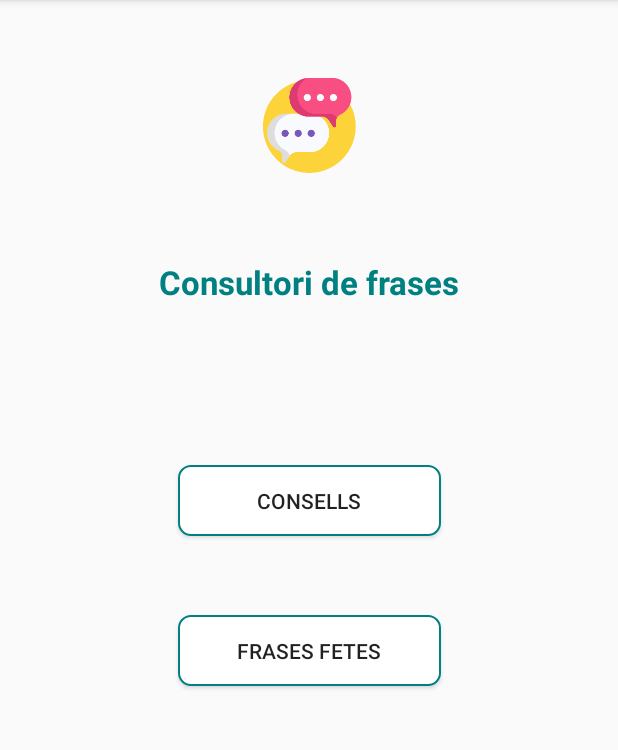
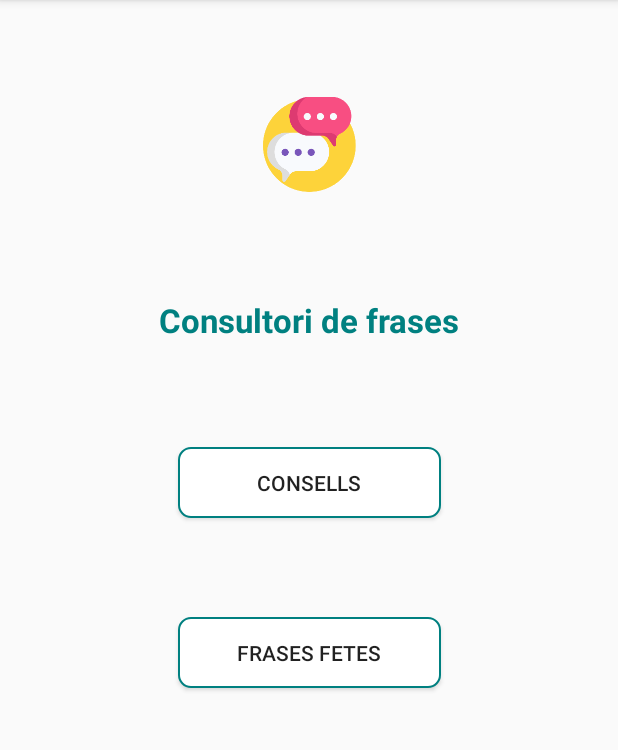
Before and after one commit to martaboteller/MyFirstApp, an Android app: the screen it shows after launch (MainActivity), on a phone screen of 412 x 824 dp, the part 84-834 px from its top. Run offline under Robolectric (Android 15) with nearby library versions, the phone set to English and light mode, and no system bars; 3 statements that could not run were skipped.

Commit message:
1 Oct 2019

```diff
--- a/app/src/main/AndroidManifest.xml
+++ b/app/src/main/AndroidManifest.xml
@@ -10,8 +10,10 @@
         android:supportsRtl="true"
         android:theme="@style/AppTheme">
         <activity android:name=".FraseDetailActivity"
-            android:parentActivityName=".MainActivity"></activity>
-        <activity android:name=".MainActivity">
+            android:parentActivityName=".MainActivity"
+            android:screenOrientation = "fullSensor"></activity>
+        <activity android:name=".MainActivity"
+            android:screenOrientation = "fullSensor">
             <intent-filter>
                 <action android:name="android.intent.action.MAIN" />
 
--- a/app/src/main/java/com/example/myfirstapp/FraseDetailActivity.java
+++ b/app/src/main/java/com/example/myfirstapp/FraseDetailActivity.java
@@ -22,17 +22,17 @@ public class FraseDetailActivity extends AppCompatActivity {
         setContentView(R.layout.activity_frase_detail);
 
 
-        //Associem cada recurs
+        //Let's associate each source
         mTextId = findViewById(R.id.textId);
         mTextFrase = findViewById(R.id.textFrase);
         mTextAutor = findViewById(R.id.textAutor);
 
-        //Recuperem l'Id i la frase
+        //Recovering the phrase id
         fraseId = getIntent().getIntExtra(Constants.EXTRA_INTENT_FRASE_DETAIL,1);
         FraseDao fraseDao = new FraseDao();
         frase = fraseDao.getFraseById(fraseId);
 
-        //Posem la informacio a la 2a activity
+        //Let's write down the information into the 2nd activity
         mTextId.setText(String.valueOf(frase.getId()));
         mTextFrase.setText((frase.getText()));
         mTextAutor.setText(frase.getAuthor());
--- a/app/src/main/java/com/example/myfirstapp/MainActivity.java
+++ b/app/src/main/java/com/example/myfirstapp/MainActivity.java
@@ -4,6 +4,7 @@ import android.content.Intent;
 import android.os.Bundle;
 import android.view.View;
 import android.widget.Button;
+import android.widget.ImageView;
 import android.widget.TextView;
 import android.widget.Toast;
 
@@ -24,11 +25,14 @@ public class MainActivity extends AppCompatActivity {
     private List<Frase> mCitesCelebres;
     private Random random;
     private Frase mFrase;
+    private ImageView imageMore;
 
     @Override
     public void onSaveInstanceState(Bundle savedInstanceState) {
         super.onSaveInstanceState(savedInstanceState);
-        savedInstanceState.putInt(Constants.FRASE_KEY, mFrase.getId());
+        if (mFrase != null)  {
+            savedInstanceState.putInt(Constants.FRASE_KEY, mFrase.getId());
+        }
     }
 
 
@@ -37,12 +41,15 @@ public class MainActivity extends AppCompatActivity {
         super.onCreate(savedInstanceState);
         setContentView(R.layout.activity_main);
 
-        //Relacionem les instancies creades amb el layout
+        //Relating layout with created instances
         mConsellsButton = findViewById(R.id.button_consells);
         mFrasesButton = findViewById((R.id.button_frases));
         mTextFrases = findViewById(R.id.textFrases);
+        imageMore = findViewById(R.id.imageMore);
+        imageMore.setVisibility(View.INVISIBLE); //hiding button "more"
 
-        /*Creem un toast que mostri un missatge quan presionem els botons
+
+        /*Creating a toast that shows a message when pressing the buttons
         mConsellsButton.setOnClickListener(new View.OnClickListener(){
             @Override
             public void onClick (View v) {
@@ -59,27 +66,28 @@ public class MainActivity extends AppCompatActivity {
         });*/
 
 
-        //Obtenim els llistats de frases
+        //Getting the phrase's list
         final FraseDao fraseDao = new FraseDao();
         mFrasesFetes = fraseDao.getFrases();
         mCitesCelebres = fraseDao.getConsells();
         random = new Random();
 
 
-        //Guardem sempre un "estat" amb id per defecte, 1
+        //Let's always save an state, for example with the first id = 1
         if (savedInstanceState != null) {
             mFrase = fraseDao.getFraseById(savedInstanceState.getInt(Constants.FRASE_KEY, 1));
-            fraseDao.setFraseText(mTextFrases, mFrase.getText());
+            //fraseDao.setFraseText(mTextFrases, mFrase.getText());
         }
 
-        //Creem un toast que mostri un missatge i al mateix temps escrivim el text al TextField
-        //I guardem el text a la variable mFrase
+        //Creating a toast that will show a message and at the same time will write down the phrase on the TextView field
+        //Saving the text into the mFrase variable
         mConsellsButton.setOnClickListener(new View.OnClickListener() {
             @Override
             public void onClick(View v) {
                 Toast.makeText(MainActivity.this, "Has premut el botó dels consells", Toast.LENGTH_SHORT).show();
                 mFrase = mCitesCelebres.get(random.nextInt((mCitesCelebres.size())));
                 fraseDao.setFraseText(mTextFrases, mFrase.getText());
+                imageMore.setVisibility(View.VISIBLE);
             }
         });
 
@@ -89,21 +97,39 @@ public class MainActivity extends AppCompatActivity {
                 Toast.makeText(MainActivity.this, "Has premut el botó de les frases fetes", Toast.LENGTH_SHORT).show();
                 mFrase = mFrasesFetes.get(random.nextInt((mFrasesFetes.size())));
                 fraseDao.setFraseText(mTextFrases, mFrase.getText());
+                imageMore.setVisibility(View.VISIBLE);
             }
         });
 
 
-        //Cridem a la segona Activity
+        //Let's call the second activity with:
         //public Intent (Context packageContext, class <?> class)
-        mTextFrases.setOnClickListener(new View.OnClickListener(){
+        imageMore.setOnClickListener(new View.OnClickListener() {
             @Override
             public void onClick (View v){
                 Intent intent = new Intent(MainActivity.this, FraseDetailActivity.class);
-                //Passem també l'Id per poder recuperar la frase
+                if (mFrase != null) {
+                    //Passing the Id in order to recover all the phrase info
+                    intent.putExtra(Constants.EXTRA_INTENT_FRASE_DETAIL, mFrase.getId());
+                    startActivity(intent);
+
+                }
+            }
+
+        });
+
+        //This listener pointed to the TextView field
+        /*mTextFrases.setOnClickListener(new View.OnClickListener(){
+            @Override
+            public void onClick (View v){
+                Intent intent = new Intent(MainActivity.this, FraseDetailActivity.class);
+                //Passing the Id in order to recover all the phrase info
                 intent.putExtra(Constants.EXTRA_INTENT_FRASE_DETAIL, mFrase.getId());
                 startActivity(intent);
             }
-        });
+
+
+        });*/
 
 
     }
--- a/app/src/main/res/layout-land/activity_main.xml
+++ b/app/src/main/res/layout-land/activity_main.xml
@@ -12,8 +12,6 @@
         android:id="@+id/titol_main"
         android:layout_width="260dp"
         android:layout_height="28dp"
-        android:layout_marginStart="20dp"
-        android:layout_marginLeft="20dp"
         android:layout_marginTop="46dp"
         android:gravity="center"
         android:text="@string/titol_main"
@@ -22,7 +20,7 @@
         android:textStyle="bold"
         app:layout_constraintEnd_toEndOf="parent"
         app:layout_constraintHorizontal_bias="0.5"
-        app:layout_constraintStart_toEndOf="@+id/imageView2"
+        app:layout_constraintStart_toEndOf="@+id/appLogo"
         app:layout_constraintTop_toTopOf="parent" />
 
     <Button
@@ -30,47 +28,49 @@
         android:layout_width="120dp"
         android:layout_height="30dp"
         android:layout_marginTop="66dp"
-        android:layout_marginBottom="97dp"
         android:background="@drawable/border"
         android:text="@string/button_consells"
-        app:layout_constraintBottom_toTopOf="@+id/textFrases"
         app:layout_constraintEnd_toStartOf="@+id/button_frases"
         app:layout_constraintHorizontal_bias="0.5"
         app:layout_constraintStart_toStartOf="parent"
-        app:layout_constraintTop_toBottomOf="@+id/imageView2" />
+        app:layout_constraintTop_toBottomOf="@+id/appLogo" />
 
     <Button
         android:id="@+id/button_frases"
         android:layout_width="120dp"
         android:layout_height="30dp"
+        android:layout_marginTop="81dp"
         android:background="@drawable/border"
         android:text="@string/button_frases"
-        app:layout_constraintBottom_toBottomOf="@+id/button_consells"
         app:layout_constraintEnd_toEndOf="parent"
         app:layout_constraintHorizontal_bias="0.5"
         app:layout_constraintStart_toEndOf="@+id/button_consells"
-        app:layout_constraintTop_toTopOf="@+id/button_consells" />
+        app:layout_constraintTop_toBottomOf="@+id/titol_main" />
 
     <TextView
         android:id="@+id/textFrases"
         android:layout_width="400dp"
         android:layout_height="75dp"
-        android:layout_marginBottom="54dp"
+        android:layout_marginTop="80dp"
+        android:layout_marginBottom="38dp"
         android:width="250dp"
         android:height="50dp"
         android:gravity="center_horizontal"
         android:textColor="@color/Teal"
         android:textSize="13sp"
-        app:layout_constraintBottom_toBottomOf="parent"
+        app:layout_constraintBottom_toTopOf="@+id/imageMore"
         app:layout_constraintEnd_toEndOf="parent"
         app:layout_constraintHorizontal_bias="0.5"
-        app:layout_constraintStart_toStartOf="parent" />
+        app:layout_constraintStart_toStartOf="parent"
+        app:layout_constraintTop_toBottomOf="@+id/button_consells" />
 
     <ImageView
-        android:id="@+id/imageView2"
+        android:id="@+id/appLogo"
         android:layout_width="59dp"
         android:layout_height="58dp"
         android:layout_marginTop="31dp"
+        android:layout_marginEnd="80dp"
+        android:layout_marginRight="80dp"
         android:contentDescription="@string/appLogo"
         app:layout_constraintEnd_toStartOf="@+id/titol_main"
         app:layout_constraintHorizontal_bias="0.5"
@@ -79,5 +79,18 @@
         app:layout_constraintTop_toTopOf="parent"
         app:srcCompat="@mipmap/speak" />
 
+    <ImageView
+        android:id="@+id/imageMore"
+        android:layout_width="31dp"
+        android:layout_height="30dp"
+        android:layout_marginBottom="30dp"
+        android:contentDescription="@string/iconMore"
+        android:tint="#009688"
+        app:layout_constraintBottom_toBottomOf="parent"
+        app:layout_constraintEnd_toEndOf="parent"
+        app:layout_constraintHorizontal_bias="0.5"
+        app:layout_constraintStart_toStartOf="parent"
+        app:srcCompat="@mipmap/more" />
+
 
 </androidx.constraintlayout.widget.ConstraintLayout>
--- a/app/src/main/res/layout/activity_main.xml
+++ b/app/src/main/res/layout/activity_main.xml
@@ -12,7 +12,6 @@
         android:id="@+id/titol_main"
         android:layout_width="260dp"
         android:layout_height="40dp"
-        android:layout_marginBottom="50dp"
         android:height="100dp"
         android:gravity="center"
         android:text="@string/titol_main"
@@ -53,14 +52,12 @@
         android:id="@+id/textFrases"
         android:layout_width="wrap_content"
         android:layout_height="80dp"
-        android:layout_marginTop="60dp"
-        android:layout_marginBottom="65dp"
         android:width="250dp"
         android:height="50dp"
         android:gravity="center_horizontal"
         android:textColor="@color/Teal"
         android:textSize="13sp"
-        app:layout_constraintBottom_toBottomOf="parent"
+        app:layout_constraintBottom_toTopOf="@+id/imageMore"
         app:layout_constraintEnd_toEndOf="parent"
         app:layout_constraintHorizontal_bias="0.5"
         app:layout_constraintStart_toStartOf="parent"
@@ -78,4 +75,17 @@
         app:layout_constraintTop_toTopOf="parent"
         app:srcCompat="@mipmap/speak" />
 
+    <ImageView
+        android:id="@+id/imageMore"
+        android:layout_width="48dp"
+        android:layout_height="34dp"
+        android:contentDescription="@string/iconMore"
+        android:tint="#009688"
+        app:layout_constraintBottom_toBottomOf="parent"
+        app:layout_constraintEnd_toEndOf="parent"
+        app:layout_constraintHorizontal_bias="0.5"
+        app:layout_constraintStart_toStartOf="parent"
+        app:layout_constraintTop_toBottomOf="@+id/textFrases"
+        app:srcCompat="@mipmap/more" />
+
 </androidx.constraintlayout.widget.ConstraintLayout>
--- a/app/src/main/res/values/strings.xml
+++ b/app/src/main/res/values/strings.xml
@@ -14,6 +14,8 @@
 
     <string name="speakLogo">SpeakLogo</string>
     <string name="appLogo">appLogo</string>
+    <string name="iconMore">iconMore</string>
+
 
 
 
```
